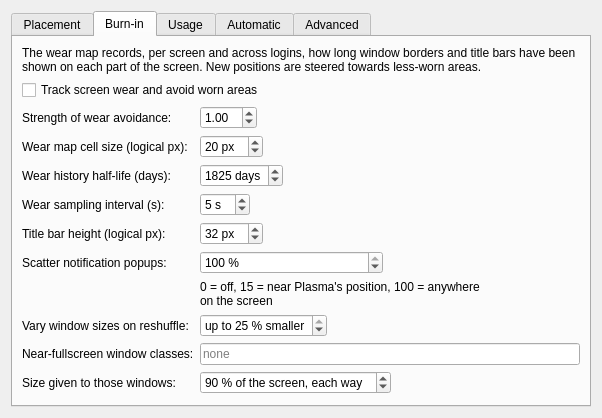
Before: the Qt Designer form randomplace/contents/ui/config.ui in v1ld/randomplace, drawn with Qt 5.
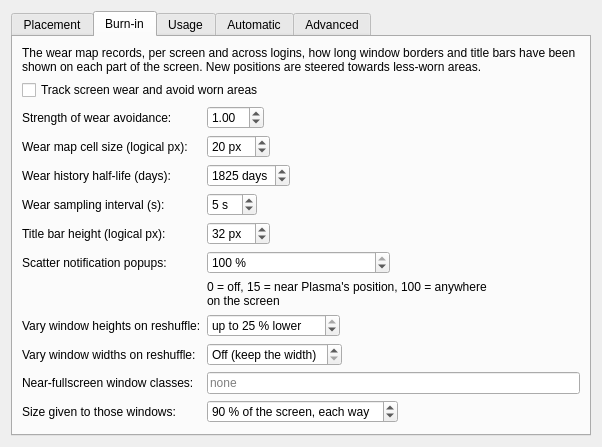
After: the same form once the commit is applied. The open tabs and pages were chosen to show the change.

Commit message: 2.3.0: Size variation split by vert/horiz with a vert floor of half screen height.

```diff
--- a/randomplace/contents/ui/config.ui
+++ b/randomplace/contents/ui/config.ui
@@ -235,42 +235,59 @@
         </widget>
        </item>
        <item row="9" column="0">
-        <widget class="QLabel" name="label_sizeVariation">
-         <property name="text"><string>Vary window sizes on reshuffle:</string></property>
-         <property name="buddy"><cstring>kcfg_sizeVariation</cstring></property>
+        <widget class="QLabel" name="label_heightVariation">
+         <property name="text"><string>Vary window heights on reshuffle:</string></property>
+         <property name="buddy"><cstring>kcfg_heightVariation</cstring></property>
         </widget>
        </item>
        <item row="9" column="1">
-        <widget class="QSpinBox" name="kcfg_sizeVariation">
-         <property name="toolTip"><string>A window can only move by the room its size leaves, so tall windows always wear a band along the top and bottom of the screen, and wide ones along the sides. With this on, each reshuffle makes every freely movable window up to this much smaller than the size you gave it, a new random amount each time and separately for width and height. Never larger. Resizing a window by hand sets its size from then on. New windows are not resized when they open.</string></property>
-         <property name="specialValueText"><string>Off (never resize)</string></property>
+        <widget class="QSpinBox" name="kcfg_heightVariation">
+         <property name="toolTip"><string>A window can only move by the room its size leaves, so tall windows always wear a band along the top and bottom of the screen. With this on, each reshuffle makes every freely movable window up to this much lower than the height you gave it, a new random amount each time. Never higher, and never lower than half the screen: windows already that low keep their height, because their edges can reach every row as they are. Resizing a window by hand sets its size from then on. New windows are not resized when they open.</string></property>
+         <property name="specialValueText"><string>Off (keep the height)</string></property>
          <property name="minimum"><number>0</number></property>
          <property name="maximum"><number>25</number></property>
          <property name="prefix"><string>up to </string></property>
-         <property name="suffix"><string> % smaller</string></property>
+         <property name="suffix"><string> % lower</string></property>
          <property name="value"><number>25</number></property>
         </widget>
        </item>
        <item row="10" column="0">
+        <widget class="QLabel" name="label_widthVariation">
+         <property name="text"><string>Vary window widths on reshuffle:</string></property>
+         <property name="buddy"><cstring>kcfg_widthVariation</cstring></property>
+        </widget>
+       </item>
+       <item row="10" column="1">
+        <widget class="QSpinBox" name="kcfg_widthVariation">
+         <property name="toolTip"><string>The same for the width, drawn separately. Off by default: a narrower window reflows what it shows, and there is usually plenty of sideways room already, so it adds little. Worth turning on if your windows are nearly as wide as the screen.</string></property>
+         <property name="specialValueText"><string>Off (keep the width)</string></property>
+         <property name="minimum"><number>0</number></property>
+         <property name="maximum"><number>25</number></property>
+         <property name="prefix"><string>up to </string></property>
+         <property name="suffix"><string> % narrower</string></property>
+         <property name="value"><number>0</number></property>
+        </widget>
+       </item>
+       <item row="11" column="0">
         <widget class="QLabel" name="label_fitClasses">
          <property name="text"><string>Near-fullscreen window classes:</string></property>
          <property name="buddy"><cstring>kcfg_fitClasses</cstring></property>
         </widget>
        </item>
-       <item row="10" column="1">
+       <item row="11" column="1">
         <widget class="QLineEdit" name="kcfg_fitClasses">
          <property name="text"><string></string></property>
          <property name="toolTip"><string>Comma-separated window classes, for windows you would otherwise keep fullscreen all day (a remote desktop, for example). When such a window opens it is taken out of fullscreen or maximized, given the share of the screen set below, once, and placed at random. After that it is moved like any other window but never resized by the script, so whatever is static inside it no longer sits on the same pixels.</string></property>
          <property name="placeholderText"><string>none</string></property>
         </widget>
        </item>
-       <item row="11" column="0">
+       <item row="12" column="0">
         <widget class="QLabel" name="label_fitPercent">
          <property name="text"><string>Size given to those windows:</string></property>
          <property name="buddy"><cstring>kcfg_fitPercent</cstring></property>
         </widget>
        </item>
-       <item row="11" column="1">
+       <item row="12" column="1">
         <widget class="QSpinBox" name="kcfg_fitPercent">
          <property name="toolTip"><string>Share of the screen's width and height. 90 % leaves a tenth of the screen to move within in each direction.</string></property>
          <property name="minimum"><number>30</number></property>
```
Left out of the diff: 2 changed lines with no effect on the pictures. The commit also changes 5 other files.
